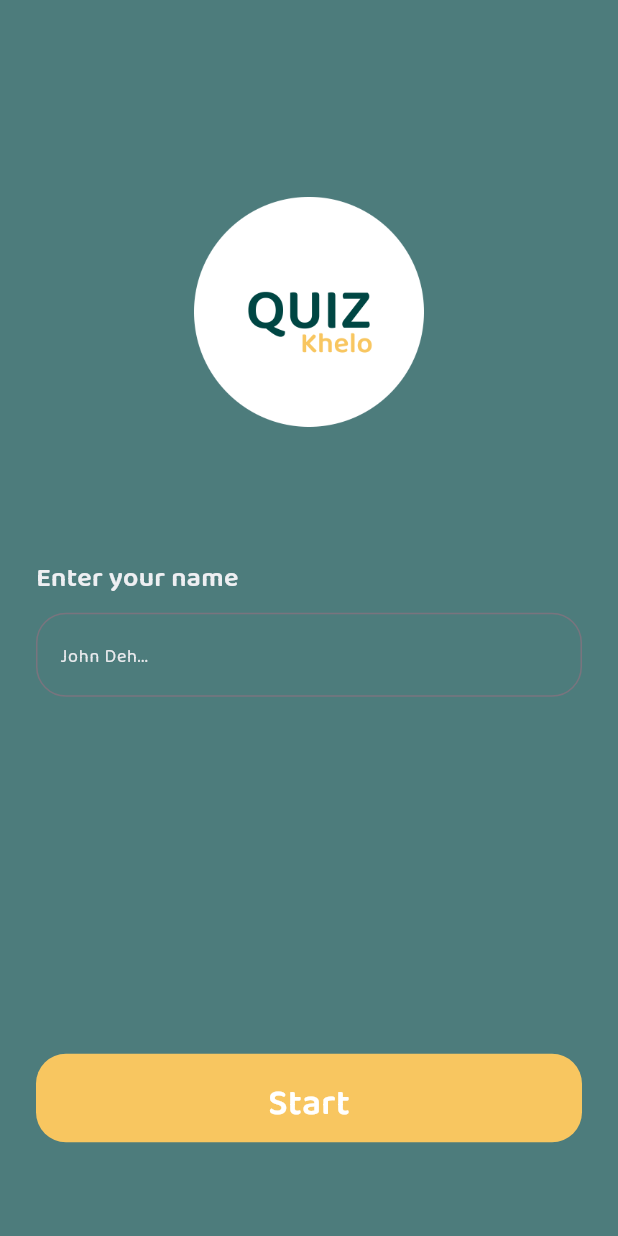
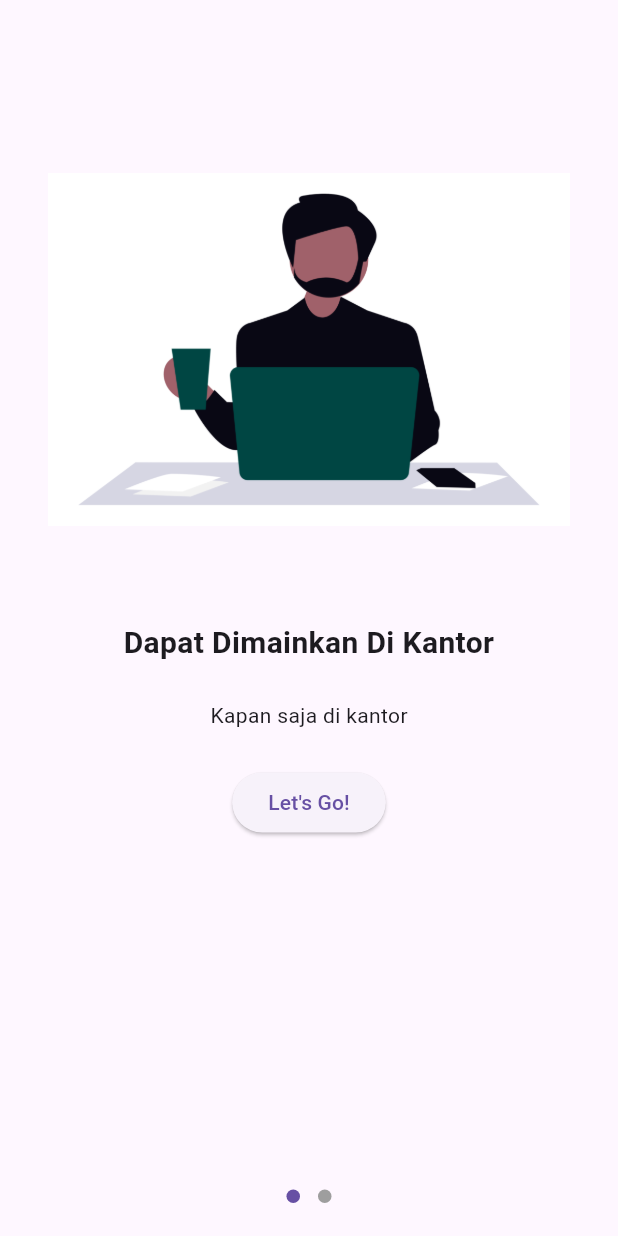
Before and after one commit to wishnuaf/quiz_application, a Flutter app: the screen it shows after launch, on a phone screen of 412 x 824 dp. Run offline on Flutter 3.47's test engine with Material 3 defaults, Android fonts, the phone set to English and light mode, and no system bars; drawn by our look-alikes of introduction_screen; our stand-ins replace shared_preferences.

Commit message:
Add splash and introduction screens, implement user preferences, and update app colors and images

```diff
--- /dev/null
+++ b/devtools_options.yaml
@@ -0,0 +1,3 @@
+description: This file stores settings for Dart & Flutter DevTools.
+documentation: https://docs.flutter.dev/tools/devtools/extensions#configure-extension-enablement-states
+extensions:
--- a/lib/main.dart
+++ b/lib/main.dart
@@ -1,5 +1,5 @@
 import 'package:flutter/material.dart';
-import 'package:quiz_application/views/login_screen.dart';
+import 'package:quiz_application/views/auth/splash_screen.dart';
 
 void main() {
   runApp(const MyApp());
@@ -12,7 +12,7 @@ class MyApp extends StatelessWidget {
   Widget build(BuildContext context) {
     return MaterialApp(
       debugShowCheckedModeBanner: false,
-      home: const LoginScreen(),
+      home: const SplashScreen(),
     );
   }
 }
--- /dev/null
+++ b/lib/views/auth/introduction_screen.dart
@@ -0,0 +1,67 @@
+import 'package:flutter/material.dart';
+import 'package:introduction_screen/introduction_screen.dart';
+import 'package:quiz_application/views/utils/constant/app_image.dart';
+
+class IntroScreen extends StatefulWidget {
+  const IntroScreen({super.key});
+
+  @override
+  State<IntroScreen> createState() => _IntroScreenState();
+}
+
+class _IntroScreenState extends State<IntroScreen> {
+  final _introKey = GlobalKey<IntroductionScreenState>();
+  String _status = ' ';
+  @override
+  Widget build(BuildContext context) {
+    return Scaffold(
+      body: IntroductionScreen(
+        bodyPadding: const EdgeInsets.all(32),
+        key: _introKey,
+        pages: [
+          PageViewModel(
+            title: "Dapat Dimainkan Di Kantor",
+            bodyWidget: Row(
+              mainAxisAlignment: MainAxisAlignment.center,
+              children: const [Text("Kapan saja di kantor")],
+            ),
+            image: Image.asset(AppImage.introScreen1, height: 250.0),
+            footer: ElevatedButton(
+              onPressed: () {
+                setState(() => _status = 'Going to the next page...');
+
+                Future.delayed(
+                  const Duration(seconds: 1),
+                  () => _introKey.currentState?.next(),
+                );
+              },
+              child: const Text("Let's Go!"),
+            ),
+          ),
+          PageViewModel(
+            title: "Title of custom body page",
+            bodyWidget: Row(
+              mainAxisAlignment: MainAxisAlignment.center,
+              children: const [Text("Click on "), Text(" to edit a post")],
+            ),
+            image: Image.asset(AppImage.introScreen2, height: 250.0),
+            footer: ElevatedButton(
+              onPressed: () {
+                setState(() => _status = 'Going to the next page...');
+
+                Future.delayed(
+                  const Duration(seconds: 1),
+                  () => _introKey.currentState?.next(),
+                );
+              },
+              child: const Text("Let's Go!"),
+            ),
+          ),
+        ],
+        showBackButton: false,
+        showNextButton: false,
+        showDoneButton: false,
+      ),
+    );
+  }
+}
--- /dev/null
+++ b/lib/views/utils/constant/app_color.dart
@@ -0,0 +1,6 @@
+import 'package:flutter/material.dart';
+
+class AppColor {
+  static const primaryColor = Color(0xFFF8C660);
+  static const secondColor = Color(0xff004643);
+}
--- /dev/null
+++ b/lib/views/utils/constant/app_image.dart
@@ -0,0 +1,7 @@
+class AppImage {
+  static const String logo = 'assets/images/logo_quiz_khelo.png';
+  static const String bgLoginScreen = 'assets/images/bg_login_screen.png';
+  static const String introScreen1 = 'assets/images/undraw_in-the-office.png';
+  static const String introScreen2 =
+      'assets/images/undraw_listening-to-podcasts.png';
+}
```
Also changed, not shown: lib/service/pref_handler.dart (added, +23 -0 lines), lib/views/auth/login_screen.dart (renamed from lib/views/login_screen.dart, +33 -9 lines), lib/views/auth/splash_screen.dart (added, +53 -0 lines), lib/views/quiz_screen.dart (+11 -5 lines), pubspec.yaml (+6 -1 lines), assets/images/bg_login_screen.png, assets/images/undraw_in-the-office.png (added), assets/images/undraw_listening-to-podcasts.png (added), pubspec.lock, 1 other file.
